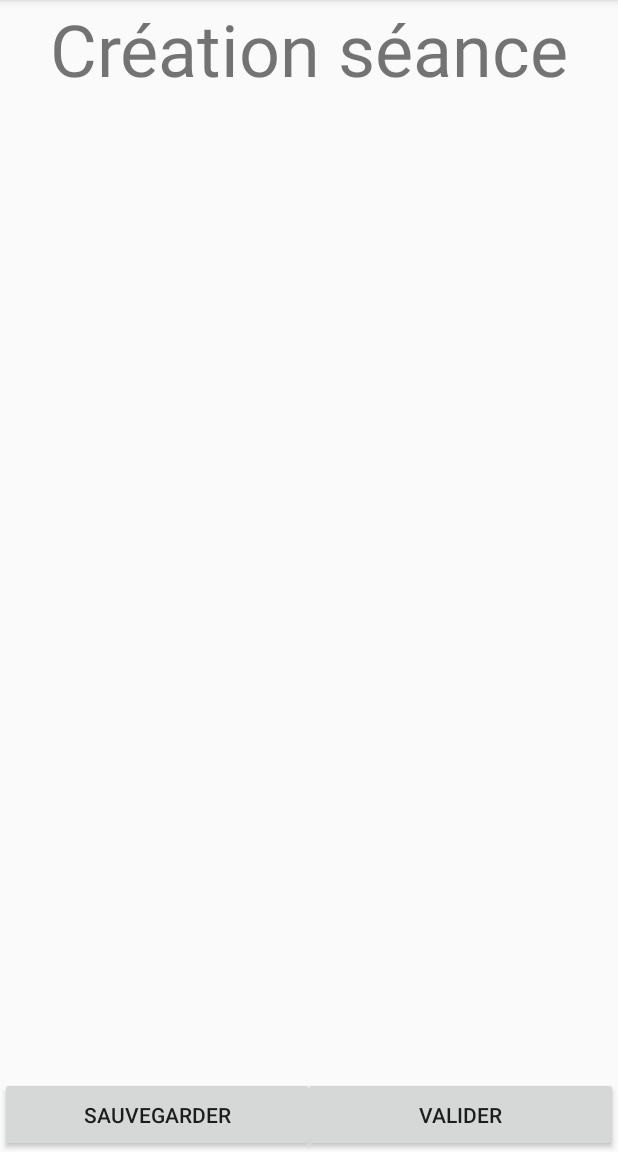
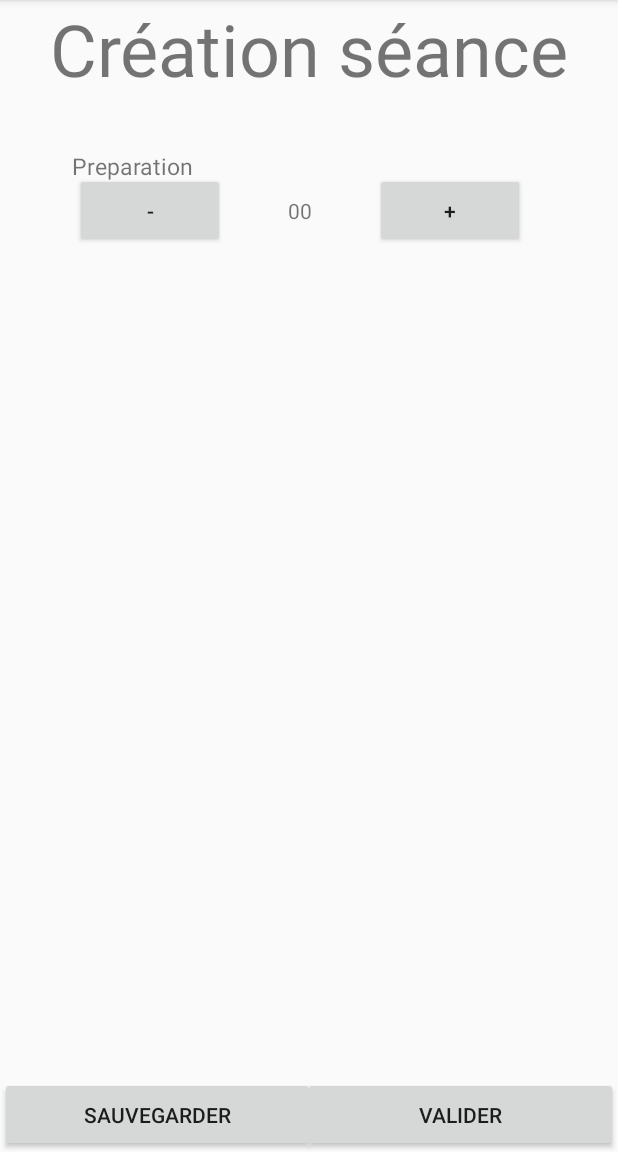
Before and after one commit to ABossy/tabatatimer, an Android app: the CreateActivity screen opened directly, with no data from a screen before it, on a phone screen of 412 x 824 dp, the part 84-1236 px from its top. Run offline under Robolectric (Android 15) with nearby library versions, the light colour scheme and no system bars; 4 statements that could not run were skipped.

Commit message:
creation seance + envoie donnée vers le chrono (test)

```diff
--- a/app/src/main/java/com/example/grafatabata/CreateActivity.java
+++ b/app/src/main/java/com/example/grafatabata/CreateActivity.java
@@ -2,13 +2,21 @@ package com.example.grafatabata;
 
 import androidx.appcompat.app.AppCompatActivity;
 
+import android.content.Intent;
 import android.os.Bundle;
+import android.util.Log;
 import android.view.View;
+import android.widget.Button;
 import android.widget.EditText;
 import android.widget.LinearLayout;
 import android.widget.TextView;
 
 public class CreateActivity extends AppCompatActivity {
+
+    // CONSTANTE
+    private int tempsTravail = 10;
+    TextView afficherTempsTravail;
+
     // création de la séance
     public static final String TABLE_KEY = "table_key";
     private CreateActivity seance;
@@ -20,14 +28,61 @@ public class CreateActivity extends AppCompatActivity {
         super.onCreate(savedInstanceState);
         setContentView(R.layout.activity_create);
 
+        // recuperation des objets
+        TextView category = (TextView)findViewById(R.id.Categorie);
+
+        // affichage texte
+        afficherTempsTravail = (TextView)findViewById(R.id.afficherTempsTravail);
+        afficherTempsTravail.setText(String.valueOf(tempsTravail));
+
+        int valeur = getIntent().getIntExtra(TABLE_KEY, 1);
+        setContentView(R.layout.activity_create);
+        LinearLayout linear = findViewById(R.id.linear);
+        //seance = new SeanceActivity(toto);
+
+
+        for (int i =1; i <4;i++){
+            //création de la ligne temporaire
+            LinearLayout linearTMP=(LinearLayout)getLayoutInflater().inflate(R.layout.activity_create, null);
+            TextView toto = (TextView) linearTMP.findViewById(R.id.afficherTempsTravail);
+            // création du texte décrivant l'operation
+            toto.setText(seance.getText(i));
+            //ajout au linear principal
+            linear.addView(linearTMP);
+
+
+
+        }
+
 
     }
 
+    public void ButtonLess(View view) {
+        tempsTravail = tempsTravail -1;
+        Log.d("text", String.valueOf(tempsTravail));
+        afficherTempsTravail.setText(String.valueOf(tempsTravail));
+
+    }
+
+    public void ButtonAdd(View view) {
+        tempsTravail = tempsTravail +1;
+        Log.d("text", String.valueOf(tempsTravail));
+        afficherTempsTravail.setText(String.valueOf(tempsTravail));
+
+
+    }
 
 
     public void sauvegarder(View view) {
     }
 
     public void valider(View view) {
+        Intent goToChrono = new Intent(this, SeanceActivity.class);
+        goToChrono.putExtra("TABLE_KEY",tempsTravail * 1000);
+        startActivity(goToChrono);
+
     }
+
+
+
 }
--- a/app/src/main/java/com/example/grafatabata/SeanceActivity.java
+++ b/app/src/main/java/com/example/grafatabata/SeanceActivity.java
@@ -13,10 +13,12 @@ public class SeanceActivity extends AppCompatActivity {
     // CONSTANTE
     private final static long INITIAL_TIME = 5000;
 
+
     // VIEW
     private Button startButton;
     private Button pauseButton;
     private TextView timerValue;
+    int tempsChrono;
 
     // DATA
     private long updatedTime = INITIAL_TIME;
@@ -32,8 +34,12 @@ public class SeanceActivity extends AppCompatActivity {
         startButton = (Button) findViewById(R.id.startButton);
         pauseButton = (Button) findViewById(R.id.pauseButton);
 
-        //
+        // la valeur du chrono va prendre pour valeur la valeur passée.
+        tempsChrono = getIntent().getIntExtra("TABLE_KEY",1);
+        updatedTime = tempsChrono;
         miseAJour();
+
+
     }
 
     /**
@@ -95,6 +101,8 @@ public class SeanceActivity extends AppCompatActivity {
         updatedTime = INITIAL_TIME;
 
         // Mise à jour graphique
+
+        updatedTime = tempsChrono;
         miseAJour();
 
     }
--- a/app/src/main/res/layout/activity_create.xml
+++ b/app/src/main/res/layout/activity_create.xml
@@ -14,6 +14,52 @@
         android:textAlignment="center"
         android:textSize="@android:dimen/app_icon_size">
     </TextView>
+
+    <TextView
+        android:id="@+id/Categorie"
+        android:layout_width="100dp"
+        android:layout_height="20dp"
+        android:layout_marginTop="100dp"
+        android:text="@string/Categorie"
+        android:layout_marginLeft="@android:dimen/app_icon_size"
+        android:textSize="15dp"></TextView>
+
+    <LinearLayout
+        android:id="@+id/linear"
+        android:layout_width="match_parent"
+        android:layout_height="wrap_content"
+        android:orientation="horizontal"
+        android:layout_marginTop="115dp"
+        android:layout_marginRight="50dp"
+        android:layout_marginLeft="50dp">
+
+
+        <Button
+            android:id="@+id/ButtonLess"
+            android:layout_width="100dp"
+            android:layout_height="50dp"
+            android:text="-"
+            android:onClick="ButtonLess">
+        </Button>
+
+        <TextView
+            android:id="@+id/afficherTempsTravail"
+            android:layout_width="100dp"
+            android:text="00"
+            android:textAlignment="center"
+            android:layout_height="wrap_content">
+
+        </TextView>
+
+        <Button
+            android:id="@+id/ButtonAdd"
+            android:layout_width="100dp"
+            android:layout_height="50dp"
+            android:text="+"
+            android:onClick="ButtonAdd">
+        </Button>
+
+    </LinearLayout>
 
     <Button
         android:id="@+id/SauvegarderCreation"
--- a/app/src/main/res/layout/activity_tabata.xml
+++ b/app/src/main/res/layout/activity_tabata.xml
@@ -58,6 +58,7 @@
         android:layout_alignParentLeft="true"
         android:layout_alignParentBottom="true"
         android:text="Creation "
+
         android:onClick="createSeance"
         />
 
--- a/app/src/main/res/values/strings.xml
+++ b/app/src/main/res/values/strings.xml
@@ -7,4 +7,5 @@
     <string name="title_dashboard">Dashboard</string>
     <string name="title_notifications">Notifications</string>
     <string name="CreateTabata">Création séance</string>
+    <string name="Categorie">Preparation</string>
 </resources>
```
